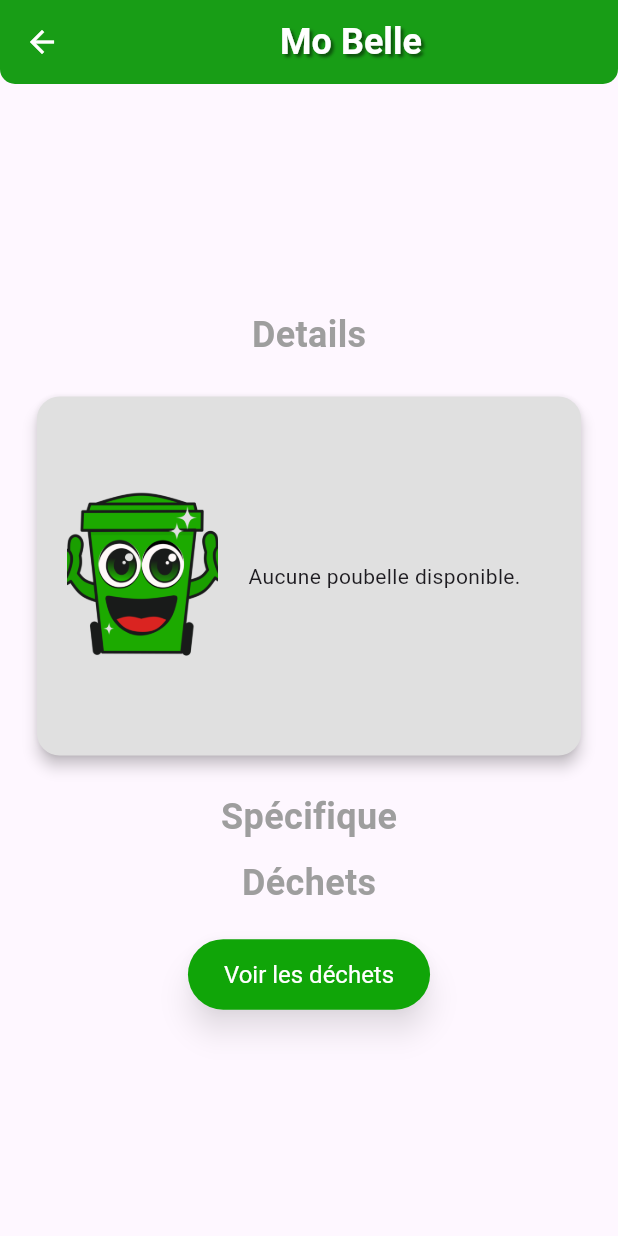
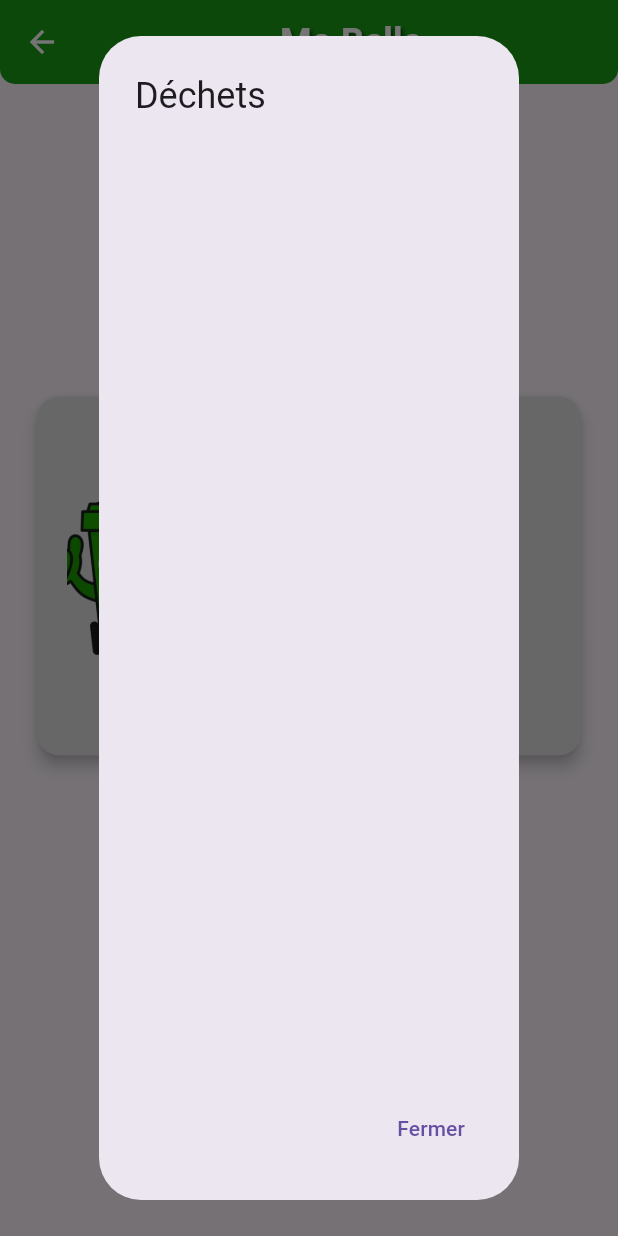
Before and after one commit to Nathan2413/Mobelle, a Flutter app: the DetailsPage screen opened directly with empty values, after a tap on "Voir les déchets", on a phone screen of 412 x 824 dp. Run offline on Flutter 3.47's test engine with Material 3 defaults, Android fonts, the phone set to English and light mode, and no system bars; our stand-ins replace cloud_firestore, file_picker, firebase_core; accounts and stored records are empty.

Commit message:
20052024

```diff
--- a/lib/utilisateur/details.dart
+++ b/lib/utilisateur/details.dart
@@ -222,7 +222,7 @@ class DetailsPage extends StatelessWidget {
             SizedBox(height: 20),
             ElevatedButton(
               onPressed: () {
-                // Action à effectuer lorsque le bouton est pressé
+                _showDechetsAlert(context);
               },
               style: ElevatedButton.styleFrom(
                 backgroundColor: Color.fromARGB(255, 16, 165, 8),
@@ -240,4 +240,65 @@ class DetailsPage extends StatelessWidget {
       ),
     );
   }
+
+  void _showDechetsAlert(BuildContext context) {
+    showDialog(
+      context: context,
+      builder: (BuildContext context) {
+        return AlertDialog(
+          title: Text('Déchets'),
+          content: StreamBuilder(
+            stream:
+                FirebaseFirestore.instance.collection('dechets').snapshots(),
+            builder:
+                (BuildContext context, AsyncSnapshot<QuerySnapshot> snapshot) {
+              if (snapshot.hasError) {
+                return Text('Erreur: ${snapshot.error}');
+              }
+
+              if (snapshot.connectionState == ConnectionState.waiting) {
+                return CircularProgressIndicator();
+              }
+
+              List<Widget> images =
+                  snapshot.data!.docs.map((DocumentSnapshot document) {
+                Map<String, dynamic> data =
+                    document.data() as Map<String, dynamic>;
+                String imageName = data[
+                    'image']; // Changer ici selon la structure de votre base de données
+                String imageUrl = 'images/$imageName';
+                return Image.asset(
+                  imageUrl,
+                  width: 100,
+                  height: 100,
+                );
+              }).toList();
+
+              List<Widget> rows = [];
+              for (int i = 0; i < images.length; i += 2) {
+                List<Widget> rowChildren = [];
+                rowChildren.add(images[i]);
+                if (i + 1 < images.length) {
+                  rowChildren.add(images[i + 1]);
+                }
+                rows.add(Row(children: rowChildren));
+              }
+
+              return Column(
+                children: rows,
+              );
+            },
+          ),
+          actions: <Widget>[
+            TextButton(
+              onPressed: () {
+                Navigator.of(context).pop();
+              },
+              child: Text('Fermer'),
+            ),
+          ],
+        );
+      },
+    );
+  }
 }
--- a/lib/utilisateur/fako.dart
+++ b/lib/utilisateur/fako.dart
@@ -36,7 +36,10 @@ class PoubellesList extends StatelessWidget {
   @override
   Widget build(BuildContext context) {
     return StreamBuilder(
-      stream: FirebaseFirestore.instance.collection('poubelles').snapshots(),
+      stream: FirebaseFirestore.instance
+          .collection('poubelles')
+          .where('acces', isEqualTo: 'pokaty') // Filtrer par le champ acces
+          .snapshots(),
       builder: (BuildContext context, AsyncSnapshot<QuerySnapshot> snapshot) {
         if (snapshot.hasError) {
           return Text('Erreur: ${snapshot.error}');
--- a/pubspec.yaml
+++ b/pubspec.yaml
@@ -74,6 +74,7 @@ flutter:
     - images/plan2.jpg
     - images/bella.jpg
     - images/eau_vive.png
+    - images/paire-baskets.png
     - images/bg.png
     - images/banane.png
     - images/oeuf.png
```
Also changed, not shown: lib/admin/grid/ajou_belle.dart (+6 -5 lines), lib/admin/grid/list_pou.dart (+15 -25 lines), lib/ecran.dart (+24 -38 lines), images/paire-baskets.png (added).
